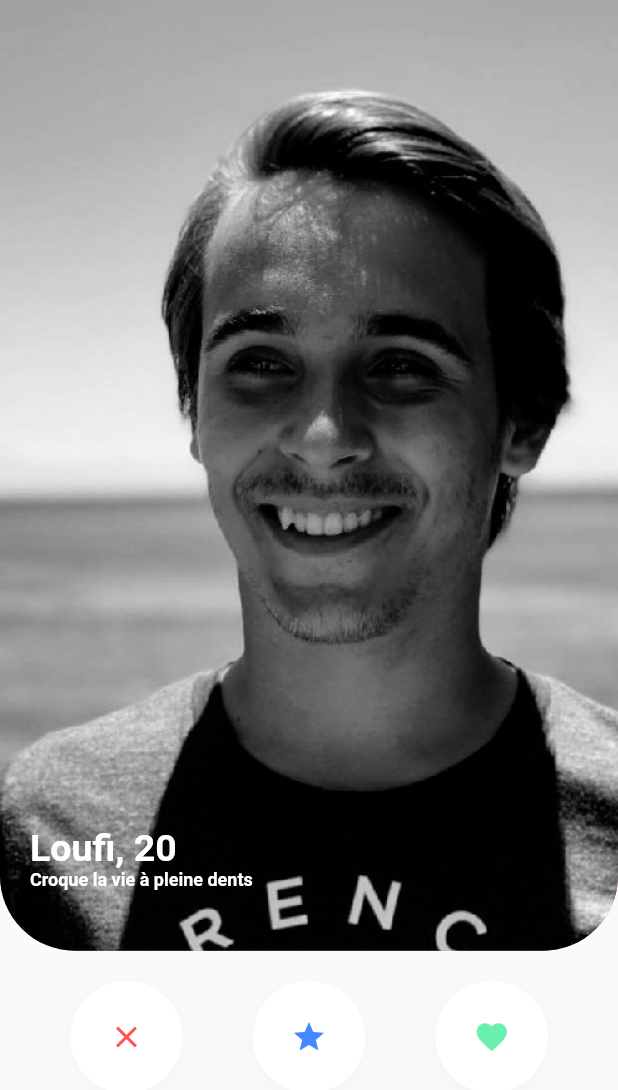
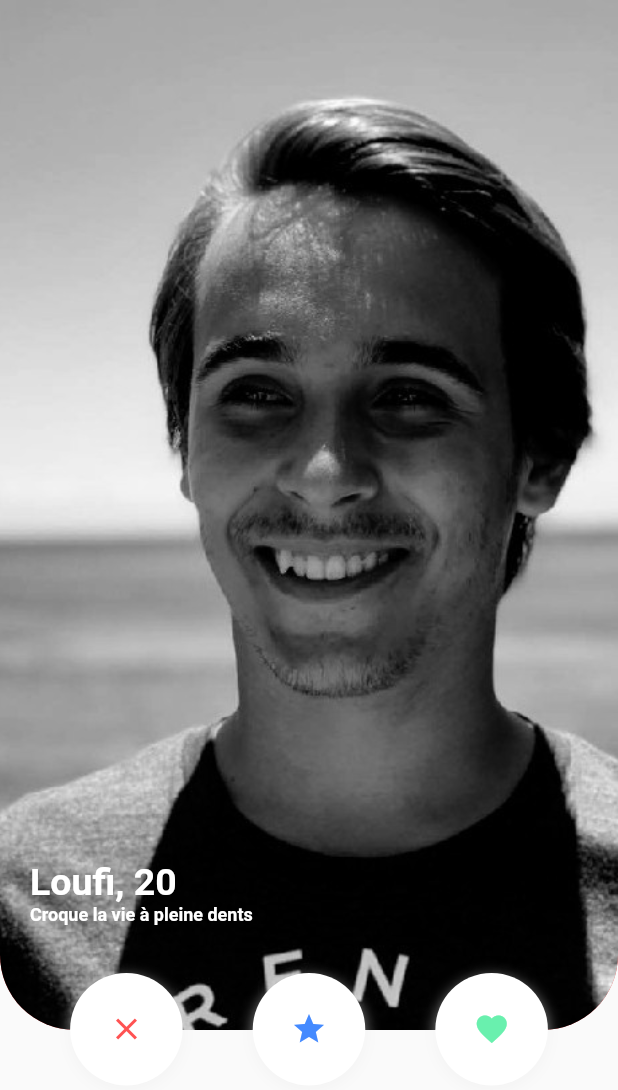
Before and after one commit to Loufi1/dating-app-template, a Flutter app: the Swiper screen opened directly, on a phone screen of 412 x 824 dp. Shown: the top 1090 px of the screen. Run offline on Flutter 3.47's test engine with Material 2 defaults, Android fonts, the phone set to English and light mode, and no system bars.

Commit message:
Change swipper page buttons positions

```diff
--- a/dating_app_template/lib/pages/swiper/index.dart
+++ b/dating_app_template/lib/pages/swiper/index.dart
@@ -1,4 +1,7 @@
 import 'package:flutter/material.dart';
+
+const double SIZE_RATIO = 1.2;
+const double BUTTON_OFFSET = 37;
 
 class Swiper extends StatefulWidget {
   @override
@@ -10,11 +13,11 @@ class _SwiperState extends State<Swiper> {
   @override
   Widget build(BuildContext context) {
     return Scaffold(
-      body: Column(
+      body: Stack(
         children: <Widget>[
           Container(
             width: MediaQuery.of(context).size.width,
-            height: MediaQuery.of(context).size.height / 1.3,
+            height: MediaQuery.of(context).size.height / SIZE_RATIO,
             decoration: BoxDecoration(
               color: Colors.redAccent,
               borderRadius: BorderRadius.only(
@@ -29,7 +32,7 @@ class _SwiperState extends State<Swiper> {
             child: Align(
               alignment: Alignment.bottomLeft,
               child: Padding(
-                padding: EdgeInsets.only(bottom: 40, left: 20),
+                padding: EdgeInsets.only(bottom: 70, left: 20),
                 child: RichText(
                   text: TextSpan(
                     text: 'Loufi, 20',
@@ -53,7 +56,10 @@ class _SwiperState extends State<Swiper> {
             ),
           ),
           Padding(padding: EdgeInsets.all(10),),
-          Row(
+          Container(
+            alignment: Alignment.bottomCenter,
+            padding: EdgeInsets.only(bottom: (MediaQuery.of(context).size.height - (MediaQuery.of(context).size.height / SIZE_RATIO)) - BUTTON_OFFSET),
+            child: Row(
               mainAxisAlignment: MainAxisAlignment.spaceEvenly,
               children: <Widget>[
                 Container(
@@ -115,6 +121,7 @@ class _SwiperState extends State<Swiper> {
                 ),
               ],
             ),
+          )
         ],
       )
     );
```
Lines whose indentation alone changed are shown as unchanged.
